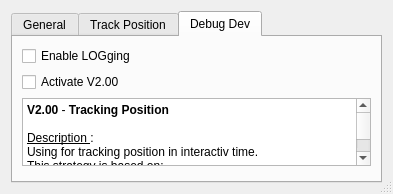
Remi-C/interactive_map_tracking, file interactive_map_tracking_dialog_base.ui: the form before one commit.
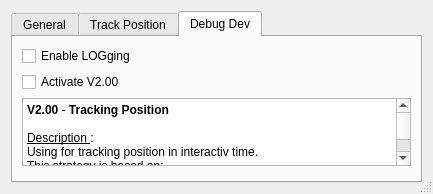
The form after the commit. The open tabs and pages were chosen to show the change. Icons and pictures are not drawn.

Commit message:
Fix bug with OpenLayerQGIS layer (provided by a DB but not a PostGIs layer and the layer in QGIS has no member 'dataProvider()' to check the data provider (strange ...)).
Add functionnalities on TpTimer class : manage delay timers, to validate a update timing against a delay timer. Need to clean that, but it's good to encapsulate the time management.

Diff of the .ui file:
```diff
--- a/interactive_map_tracking_dialog_base.ui
+++ b/interactive_map_tracking_dialog_base.ui
@@ -6,7 +6,7 @@
    <rect>
     <x>0</x>
     <y>0</y>
-    <width>393</width>
+    <width>433</width>
     <height>194</height>
    </rect>
   </property>
@@ -264,21 +264,21 @@
           <string>&lt;!DOCTYPE HTML PUBLIC &quot;-//W3C//DTD HTML 4.0//EN&quot; &quot;http://www.w3.org/TR/REC-html40/strict.dtd&quot;&gt;
 &lt;html&gt;&lt;head&gt;&lt;meta name=&quot;qrichtext&quot; content=&quot;1&quot; /&gt;&lt;style type=&quot;text/css&quot;&gt;
 p, li { white-space: pre-wrap; }
-&lt;/style&gt;&lt;/head&gt;&lt;body style=&quot; font-family:'Sans Serif'; font-size:9pt; font-weight:400; font-style:normal;&quot;&gt;
-&lt;p style=&quot; margin-top:0px; margin-bottom:0px; margin-left:0px; margin-right:0px; -qt-block-indent:0; text-indent:0px;&quot;&gt;&lt;span style=&quot; font-weight:600;&quot;&gt;V2.00 &lt;/span&gt;-&lt;span style=&quot; font-weight:600;&quot;&gt; Tracking Position&lt;/span&gt;&lt;/p&gt;
-&lt;p style=&quot;-qt-paragraph-type:empty; margin-top:0px; margin-bottom:0px; margin-left:0px; margin-right:0px; -qt-block-indent:0; text-indent:0px;&quot;&gt;&lt;br /&gt;&lt;/p&gt;
-&lt;p style=&quot; margin-top:0px; margin-bottom:0px; margin-left:0px; margin-right:0px; -qt-block-indent:0; text-indent:0px;&quot;&gt;&lt;span style=&quot; text-decoration: underline;&quot;&gt;Description &lt;/span&gt;:&lt;/p&gt;
-&lt;p style=&quot; margin-top:0px; margin-bottom:0px; margin-left:0px; margin-right:0px; -qt-block-indent:0; text-indent:0px;&quot;&gt;Using for tracking position in interactiv time.&lt;/p&gt;
-&lt;p style=&quot; margin-top:0px; margin-bottom:0px; margin-left:0px; margin-right:0px; -qt-block-indent:0; text-indent:0px;&quot;&gt;This strategy is based on:&lt;/p&gt;
-&lt;p style=&quot; margin-top:0px; margin-bottom:0px; margin-left:0px; margin-right:0px; -qt-block-indent:0; text-indent:0px;&quot;&gt;- &lt;span style=&quot; font-weight:600;&quot;&gt;Queueing&lt;/span&gt; request from QGis Api Mouse Event (&lt;span style=&quot; font-weight:600;&quot;&gt;filter&lt;/span&gt; a bit the flow)&lt;/p&gt;
-&lt;p style=&quot; margin-top:0px; margin-bottom:0px; margin-left:0px; margin-right:0px; -qt-block-indent:0; text-indent:0px;&quot;&gt;- Using &lt;span style=&quot; font-weight:600;&quot;&gt;timers&lt;/span&gt; and &lt;span style=&quot; font-weight:600;&quot;&gt;threads&lt;/span&gt; to &lt;span style=&quot; font-size:10pt; font-weight:600;&quot;&gt;distributued costs&lt;/span&gt; on: &lt;/p&gt;
-&lt;p style=&quot; margin-top:0px; margin-bottom:0px; margin-left:0px; margin-right:0px; -qt-block-indent:0; text-indent:0px;&quot;&gt;  - edit/saving : on QGIS Layer &lt;/p&gt;
-&lt;p style=&quot; margin-top:0px; margin-bottom:0px; margin-left:0px; margin-right:0px; -qt-block-indent:0; text-indent:0px;&quot;&gt;  - committing : on QGIS Layer to Provider Data (disk, DB, ...)&lt;/p&gt;
-&lt;p style=&quot;-qt-paragraph-type:empty; margin-top:0px; margin-bottom:0px; margin-left:0px; margin-right:0px; -qt-block-indent:0; text-indent:0px;&quot;&gt;&lt;br /&gt;&lt;/p&gt;
-&lt;p style=&quot; margin-top:0px; margin-bottom:0px; margin-left:0px; margin-right:0px; -qt-block-indent:0; text-indent:0px;&quot;&gt;&lt;span style=&quot; text-decoration: underline;&quot;&gt;Results expected&lt;/span&gt; :&lt;/p&gt;
-&lt;p style=&quot; margin-top:0px; margin-bottom:0px; margin-left:0px; margin-right:0px; -qt-block-indent:0; text-indent:0px;&quot;&gt;- less bugs/errors&lt;/p&gt;
-&lt;p style=&quot; margin-top:0px; margin-bottom:0px; margin-left:0px; margin-right:0px; -qt-block-indent:0; text-indent:0px;&quot;&gt;- more &lt;span style=&quot; font-weight:600;&quot;&gt;speed&lt;/span&gt; &lt;/p&gt;
-&lt;p style=&quot; margin-top:0px; margin-bottom:0px; margin-left:0px; margin-right:0px; -qt-block-indent:0; text-indent:0px;&quot;&gt;=&amp;gt;&lt;span style=&quot; color:#00007f;&quot;&gt; better interaction with QGIS MapTools (pan/navigate)&lt;/span&gt;&lt;/p&gt;&lt;/body&gt;&lt;/html&gt;</string>
+&lt;/style&gt;&lt;/head&gt;&lt;body style=&quot; font-family:'Ubuntu'; font-size:11pt; font-weight:400; font-style:normal;&quot;&gt;
+&lt;p style=&quot; margin-top:0px; margin-bottom:0px; margin-left:0px; margin-right:0px; -qt-block-indent:0; text-indent:0px;&quot;&gt;&lt;span style=&quot; font-family:'Sans Serif'; font-size:9pt; font-weight:600;&quot;&gt;V2.00 &lt;/span&gt;&lt;span style=&quot; font-family:'Sans Serif'; font-size:9pt;&quot;&gt;-&lt;/span&gt;&lt;span style=&quot; font-family:'Sans Serif'; font-size:9pt; font-weight:600;&quot;&gt; Tracking Position&lt;/span&gt;&lt;/p&gt;
+&lt;p style=&quot;-qt-paragraph-type:empty; margin-top:0px; margin-bottom:0px; margin-left:0px; margin-right:0px; -qt-block-indent:0; text-indent:0px; font-family:'Sans Serif'; font-size:9pt;&quot;&gt;&lt;br /&gt;&lt;/p&gt;
+&lt;p style=&quot; margin-top:0px; margin-bottom:0px; margin-left:0px; margin-right:0px; -qt-block-indent:0; text-indent:0px;&quot;&gt;&lt;span style=&quot; font-family:'Sans Serif'; font-size:9pt; text-decoration: underline;&quot;&gt;Description &lt;/span&gt;&lt;span style=&quot; font-family:'Sans Serif'; font-size:9pt;&quot;&gt;:&lt;/span&gt;&lt;/p&gt;
+&lt;p style=&quot; margin-top:0px; margin-bottom:0px; margin-left:0px; margin-right:0px; -qt-block-indent:0; text-indent:0px;&quot;&gt;&lt;span style=&quot; font-family:'Sans Serif'; font-size:9pt;&quot;&gt;Using for tracking position in interactiv time.&lt;/span&gt;&lt;/p&gt;
+&lt;p style=&quot; margin-top:0px; margin-bottom:0px; margin-left:0px; margin-right:0px; -qt-block-indent:0; text-indent:0px;&quot;&gt;&lt;span style=&quot; font-family:'Sans Serif'; font-size:9pt;&quot;&gt;This strategy is based on:&lt;/span&gt;&lt;/p&gt;
+&lt;p style=&quot; margin-top:0px; margin-bottom:0px; margin-left:0px; margin-right:0px; -qt-block-indent:0; text-indent:0px;&quot;&gt;&lt;span style=&quot; font-family:'Sans Serif'; font-size:9pt;&quot;&gt;- &lt;/span&gt;&lt;span style=&quot; font-family:'Sans Serif'; font-size:9pt; font-weight:600;&quot;&gt;Queueing&lt;/span&gt;&lt;span style=&quot; font-family:'Sans Serif'; font-size:9pt;&quot;&gt; request from QGis Api Mouse Event (&lt;/span&gt;&lt;span style=&quot; font-family:'Sans Serif'; font-size:9pt; font-weight:600;&quot;&gt;filter&lt;/span&gt;&lt;span style=&quot; font-family:'Sans Serif'; font-size:9pt;&quot;&gt; a bit the flow)&lt;/span&gt;&lt;/p&gt;
+&lt;p style=&quot; margin-top:0px; margin-bottom:0px; margin-left:0px; margin-right:0px; -qt-block-indent:0; text-indent:0px;&quot;&gt;&lt;span style=&quot; font-family:'Sans Serif'; font-size:9pt;&quot;&gt;- Using &lt;/span&gt;&lt;span style=&quot; font-family:'Sans Serif'; font-size:9pt; font-weight:600;&quot;&gt;timers&lt;/span&gt;&lt;span style=&quot; font-family:'Sans Serif'; font-size:9pt;&quot;&gt; and &lt;/span&gt;&lt;span style=&quot; font-family:'Sans Serif'; font-size:9pt; font-weight:600;&quot;&gt;threads&lt;/span&gt;&lt;span style=&quot; font-family:'Sans Serif'; font-size:9pt;&quot;&gt; to &lt;/span&gt;&lt;span style=&quot; font-family:'Sans Serif'; font-size:10pt; font-weight:600;&quot;&gt;distributued costs&lt;/span&gt;&lt;span style=&quot; font-family:'Sans Serif'; font-size:9pt;&quot;&gt; on: &lt;/span&gt;&lt;/p&gt;
+&lt;p style=&quot; margin-top:0px; margin-bottom:0px; margin-left:0px; margin-right:0px; -qt-block-indent:0; text-indent:0px;&quot;&gt;&lt;span style=&quot; font-family:'Sans Serif'; font-size:9pt;&quot;&gt;  - edit/saving : on QGIS Layer &lt;/span&gt;&lt;/p&gt;
+&lt;p style=&quot; margin-top:0px; margin-bottom:0px; margin-left:0px; margin-right:0px; -qt-block-indent:0; text-indent:0px;&quot;&gt;&lt;span style=&quot; font-family:'Sans Serif'; font-size:9pt;&quot;&gt;  - committing : on QGIS Layer to Provider Data (disk, DB, ...)&lt;/span&gt;&lt;/p&gt;
+&lt;p style=&quot;-qt-paragraph-type:empty; margin-top:0px; margin-bottom:0px; margin-left:0px; margin-right:0px; -qt-block-indent:0; text-indent:0px; font-family:'Sans Serif'; font-size:9pt;&quot;&gt;&lt;br /&gt;&lt;/p&gt;
+&lt;p style=&quot; margin-top:0px; margin-bottom:0px; margin-left:0px; margin-right:0px; -qt-block-indent:0; text-indent:0px;&quot;&gt;&lt;span style=&quot; font-family:'Sans Serif'; font-size:9pt; text-decoration: underline;&quot;&gt;Results expected&lt;/span&gt;&lt;span style=&quot; font-family:'Sans Serif'; font-size:9pt;&quot;&gt; :&lt;/span&gt;&lt;/p&gt;
+&lt;p style=&quot; margin-top:0px; margin-bottom:0px; margin-left:0px; margin-right:0px; -qt-block-indent:0; text-indent:0px;&quot;&gt;&lt;span style=&quot; font-family:'Sans Serif'; font-size:9pt;&quot;&gt;- less bugs/errors&lt;/span&gt;&lt;/p&gt;
+&lt;p style=&quot; margin-top:0px; margin-bottom:0px; margin-left:0px; margin-right:0px; -qt-block-indent:0; text-indent:0px;&quot;&gt;&lt;span style=&quot; font-family:'Sans Serif'; font-size:9pt;&quot;&gt;- more &lt;/span&gt;&lt;span style=&quot; font-family:'Sans Serif'; font-size:9pt; font-weight:600;&quot;&gt;speed&lt;/span&gt;&lt;span style=&quot; font-family:'Sans Serif'; font-size:9pt;&quot;&gt; &lt;/span&gt;&lt;/p&gt;
+&lt;p style=&quot; margin-top:0px; margin-bottom:0px; margin-left:0px; margin-right:0px; -qt-block-indent:0; text-indent:0px;&quot;&gt;&lt;span style=&quot; font-family:'Sans Serif'; font-size:9pt;&quot;&gt;=&amp;gt;&lt;/span&gt;&lt;span style=&quot; font-family:'Sans Serif'; font-size:9pt; color:#00007f;&quot;&gt; better interaction with QGIS MapTools (pan/navigate)&lt;/span&gt;&lt;/p&gt;&lt;/body&gt;&lt;/html&gt;</string>
          </property>
         </widget>
        </item>
```
Left out of the diff: 8 changed lines with no effect on the pictures. The commit also changes 3 other files.
